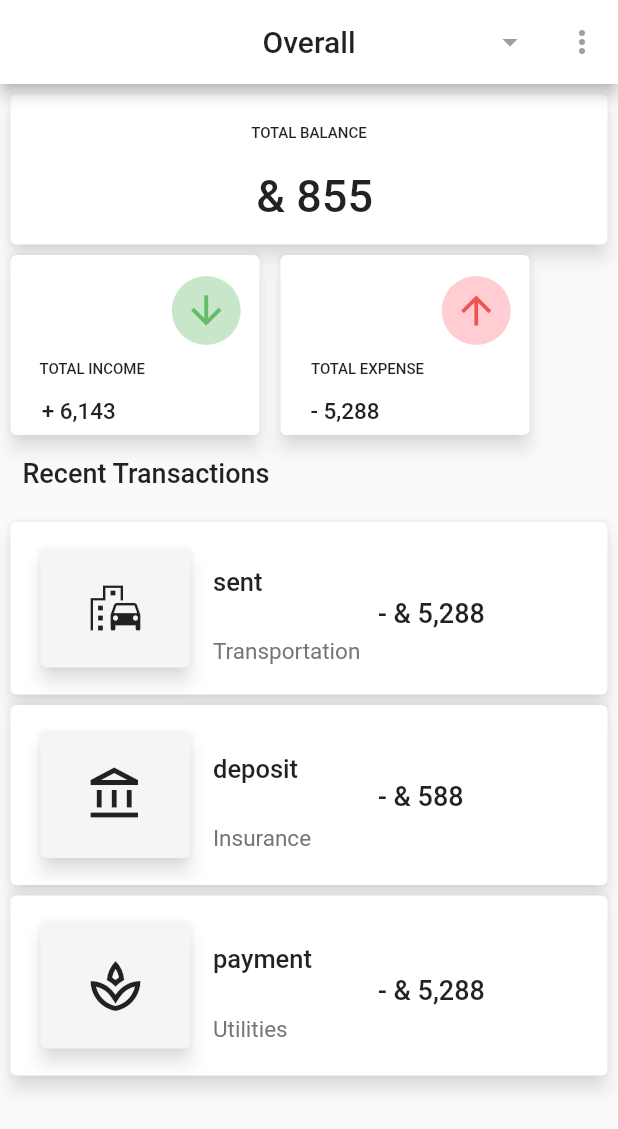
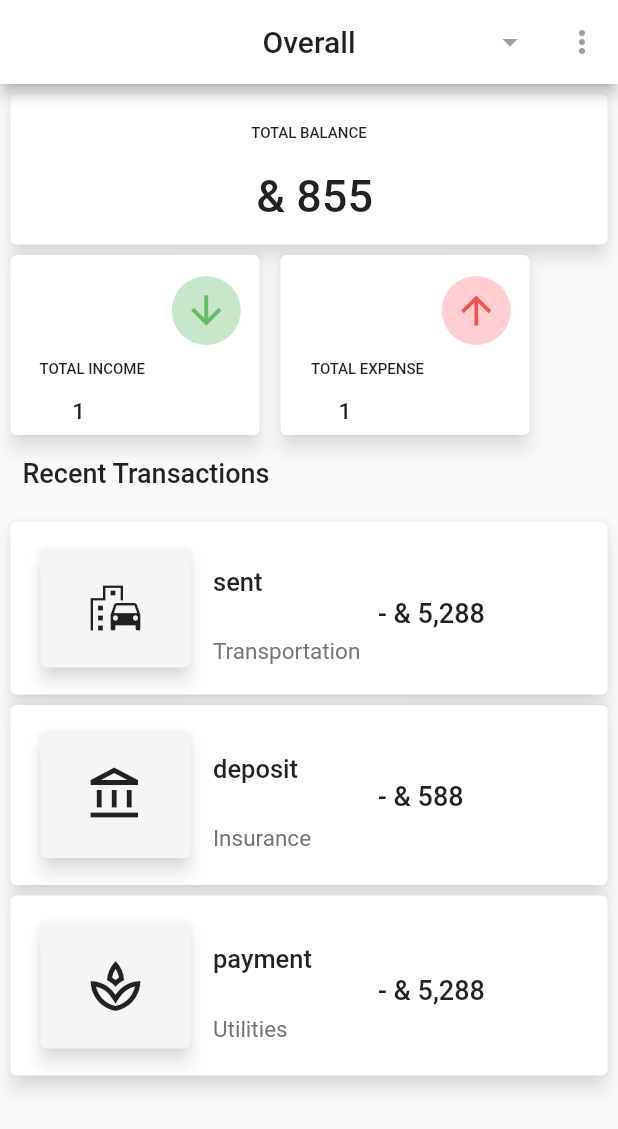
Before and after one commit to VelmaKimani/ericui, a Flutter app: the screen it shows after launch, after a tap on the "arrow downward" icon, on a phone screen of 412 x 824 dp. Shown: the top 1129 px of the screen. Run offline on Flutter 3.47's test engine with Material 2 defaults, Android fonts, the light colour scheme and no system bars; our stand-ins replace bloc, flutter_bloc.

Commit message:
added counter

```diff
--- /dev/null
+++ b/lib/cubit/counter_cubit.dart
@@ -0,0 +1,14 @@
+import 'package:bloc/bloc.dart';
+import 'package:meta/meta.dart';
+
+part 'counter_state.dart';
+
+class CounterCubit extends Cubit<CounterState> {
+  CounterCubit() : super(CounterState(counterValue: 0));
+
+  void increment() => emit(
+      CounterState(counterValue: state.counterValue + 1, wasIncremented: true));
+
+  void decrement() => emit(CounterState(
+      counterValue: state.counterValue - 1, wasIncremented: false));
+}
--- /dev/null
+++ b/lib/cubit/counter_state.dart
@@ -0,0 +1,8 @@
+// ignore_for_file: public_member_api_docs, sort_constructors_first
+part of 'counter_cubit.dart';
+
+class CounterState {
+  int counterValue;
+  bool wasIncremented;
+  CounterState({@required this.counterValue, this.wasIncremented});
+}
--- a/lib/main.dart
+++ b/lib/main.dart
@@ -1,5 +1,7 @@
 import 'package:ericui/ui.dart';
 import 'package:flutter/material.dart';
+import 'cubit/counter_cubit.dart';
+import 'package:flutter_bloc/flutter_bloc.dart';
 
 void main() {
   runApp(MyApp());
@@ -9,8 +11,11 @@ class MyApp extends StatelessWidget {
   // This widget is the root of your application.
   @override
   Widget build(BuildContext context) {
-    return MaterialApp(
-      home: Ui(),
+    return BlocProvider(
+      create: (context) => CounterCubit(),
+      child: MaterialApp(
+        home: Ui(),
+      ),
     );
   }
 }
--- a/lib/ui.dart
+++ b/lib/ui.dart
@@ -1,4 +1,6 @@
+import 'package:ericui/cubit/counter_cubit.dart';
 import 'package:flutter/material.dart';
+import 'package:flutter_bloc/flutter_bloc.dart';
 
 class Ui extends StatefulWidget {
   @override
@@ -104,7 +106,11 @@ class _UiState extends State<Ui> {
                                       icon: Icon(
                                         Icons.arrow_downward,
                                       ),
-                                      onPressed: () => {},
+                                      onPressed: () => {
+                                        BlocProvider.of<CounterCubit>(context)
+                                            .increment()
+                                        //context.bloc<CounterCubit>().decrement()
+                                      },
                                       iconSize: 30,
                                       color: Colors.green[400],
                                     ),
@@ -133,13 +139,32 @@ class _UiState extends State<Ui> {
                                         Container(
                                           padding: EdgeInsets.only(right: 75),
                                           height: 25,
-                                          child: Text(
-                                            '+ 6,143',
+                                          child: BlocConsumer<CounterCubit,
+                                              CounterState>(
+                                            listener: (context, state) {
+                                              if (state.wasIncremented ==
+                                                  true) {
+                                                ScaffoldMessenger.of(context)
+                                                    .showSnackBar(
+                                                  SnackBar(
+                                                    content:
+                                                        Text('Incremented'),
+                                                    duration: Duration(
+                                                        milliseconds: 300),
+                                                  ),
+                                                );
+                                              }
+                                            },
+                                            builder: (context, state) {
+                                              return Text(
+                                                state.counterValue.toString(),
                                                 style: TextStyle(
                                                   fontSize: 15,
                                                   fontWeight: FontWeight.w500,
                                                   color: Colors.black87,
                                                 ),
+                                              );
+                                            },
                                           ),
                                         )
                                       ],
@@ -169,7 +194,10 @@ class _UiState extends State<Ui> {
                                         Icons.arrow_upward,
                                       ),
                                       iconSize: 30,
-                                      onPressed: () => {},
+                                      onPressed: () => {
+                                        BlocProvider.of<CounterCubit>(context)
+                                            .decrement()
+                                      },
                                       color: Colors.red[400],
                                     ),
                                   ),
@@ -197,13 +225,30 @@ class _UiState extends State<Ui> {
                                       Container(
                                         padding: EdgeInsets.only(right: 80),
                                         height: 25,
-                                        child: Text(
-                                          '- 5,288',
+                                        child: BlocConsumer<CounterCubit,
+                                            CounterState>(
+                                          listener: (context, state) {
+                                            if (state.wasIncremented == false) {
+                                              ScaffoldMessenger.of(context)
+                                                  .showSnackBar(
+                                                SnackBar(
+                                                  content: Text('Decremented'),
+                                                  duration: Duration(
+                                                      milliseconds: 300),
+                                                ),
+                                              );
+                                            }
+                                          },
+                                          builder: (context, state) {
+                                            return Text(
+                                              state.counterValue.toString(),
                                               style: TextStyle(
                                                 fontSize: 15,
                                                 fontWeight: FontWeight.w500,
                                                 color: Colors.black87,
                                               ),
+                                            );
+                                          },
                                         ),
                                       )
                                     ],
--- /dev/null
+++ b/lib/values/strings.dart
@@ -0,0 +1,3 @@
+class Constants {
+  static String title = "";
+}
--- a/pubspec.yaml
+++ b/pubspec.yaml
@@ -28,6 +28,7 @@ dependencies:
   # The following adds the Cupertino Icons font to your application.
   # Use with the CupertinoIcons class for iOS style icons.
   cupertino_icons: ^1.0.2
+  flutter_bloc: ^8.0.1
   bloc: ^8.0.3
 
 
```
Also changed, not shown: pubspec.lock. Lines whose indentation alone changed are shown as unchanged.
